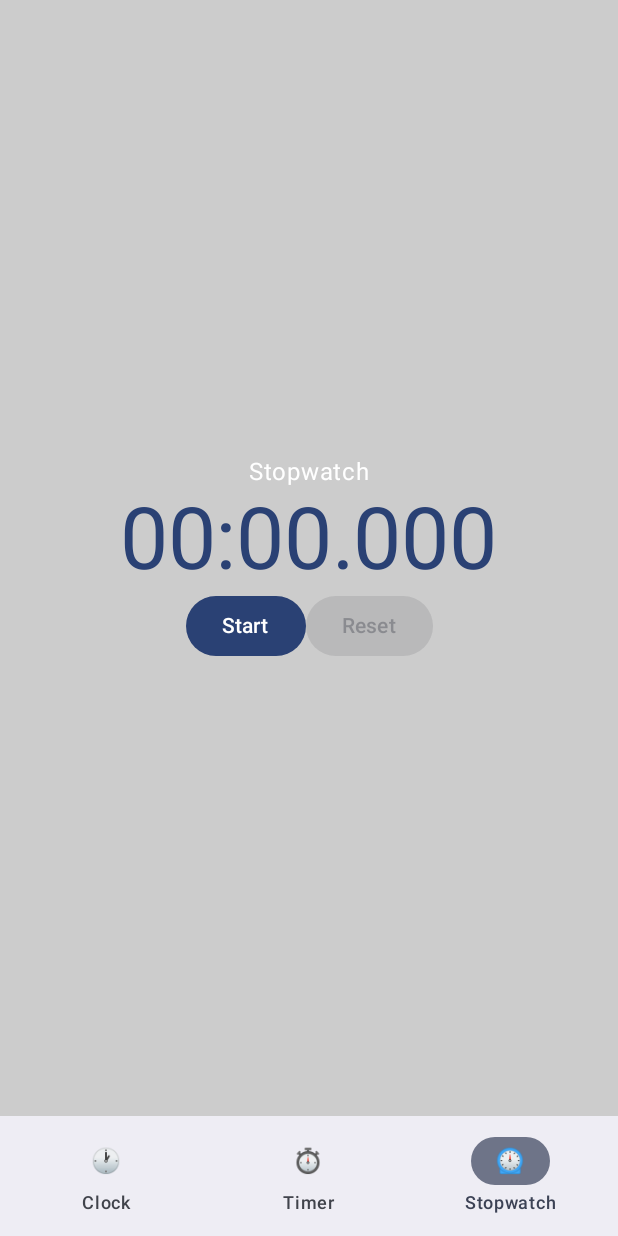
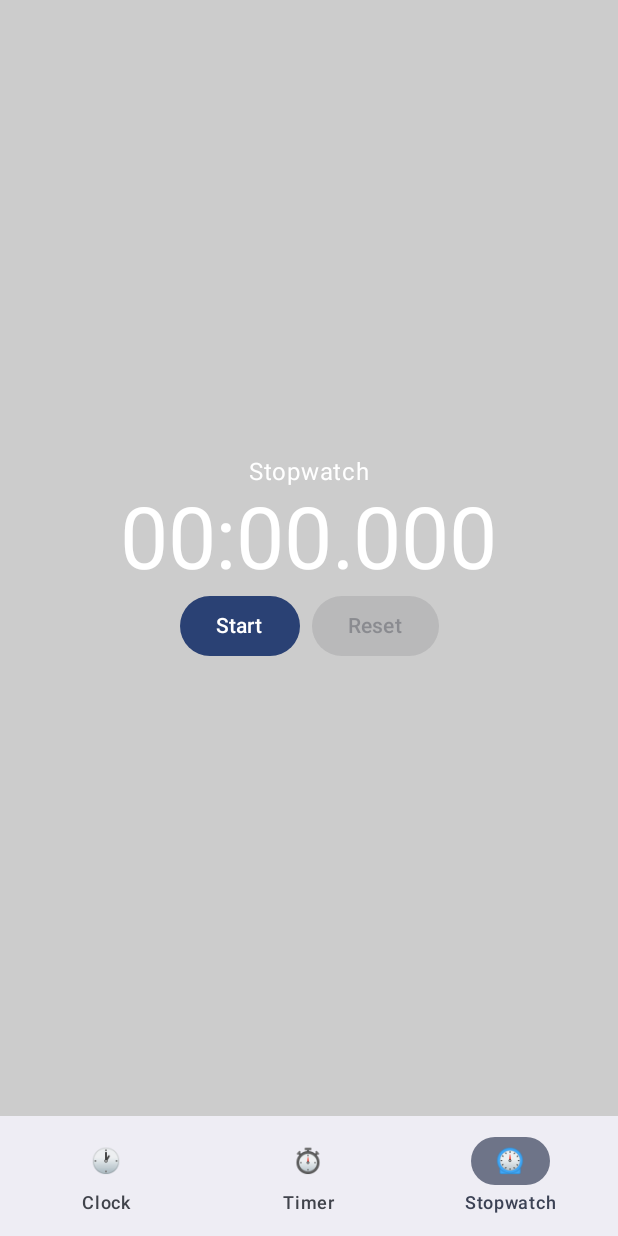
Before and after one commit to RCarson10/Timer, an Android app built with Jetpack Compose: the screen it shows after launch (MainActivity), item 3 of the bottom bar chosen, on a phone screen of 412 x 824 dp. Run offline under Robolectric (Android 15) with nearby library versions, the phone set to English and light mode, and no system bars; our stand-ins replace Dagger/Hilt's generated code, Room's generated code.

Commit message:
Made some UI changes to the timer and stopwatch to improve readability as well as adding ROOM storage for the stopwatch to save and display the laps

```diff
--- a/app/build.gradle.kts
+++ b/app/build.gradle.kts
@@ -54,6 +54,7 @@ dependencies {
 
     // Hilt dependencies
     implementation(libs.hilt.android)
+    implementation(libs.androidx.adapters)
     kapt(libs.hilt.compiler)
     implementation(libs.hilt.navigation.compose)
 
@@ -63,6 +64,11 @@ dependencies {
     implementation(libs.okhttp)
     implementation(libs.okhttp.logging)
     implementation(libs.gson)
+
+    // Room dependencies
+    implementation(libs.androidx.room.runtime)
+    implementation(libs.androidx.room.ktx)
+    kapt(libs.androidx.room.compiler)
 
     testImplementation(libs.junit)
     androidTestImplementation(libs.androidx.junit)
--- a/app/src/main/java/com/personal/timer/data/LapTime.kt
+++ b/app/src/main/java/com/personal/timer/data/LapTime.kt
@@ -2,6 +2,6 @@ package com.personal.timer.data
 
 data class LapTime(
     val lapNumber: Int,
-    val time: Long,
-    val splitTime: Long // time since previous lap
+    val time: Long, // This should match your current usage
+    val splitTime: Long
 )
--- /dev/null
+++ b/app/src/main/java/com/personal/timer/data/LapTimeDao.kt
@@ -0,0 +1,24 @@
+package com.personal.timer.data
+
+import androidx.room.Dao
+import androidx.room.Insert
+import androidx.room.Query
+import kotlinx.coroutines.flow.Flow
+
+@Dao
+interface LapTimeDao {
+    @Query("SELECT * FROM lap_times WHERE sessionId = :sessionId ORDER BY lapNumber")
+    suspend fun getLapsBySession(sessionId: String): List<LapTimeEntity>
+
+    @Insert
+    suspend fun insertLap(lapTime: LapTimeEntity)
+
+    @Insert
+    suspend fun insertLaps(lapTimes: List<LapTimeEntity>)
+
+    @Query("DELETE FROM lap_times WHERE sessionId = :sessionId")
+    suspend fun deleteLapsBySession(sessionId: String)
+
+    @Query("SELECT * FROM lap_times ORDER BY id DESC")
+    fun getAllLaps(): Flow<List<LapTimeEntity>>
+}
--- /dev/null
+++ b/app/src/main/java/com/personal/timer/data/StopWatchDatabase.kt
@@ -0,0 +1,14 @@
+package com.personal.timer.data
+
+import androidx.room.Database
+import androidx.room.RoomDatabase
+
+@Database(
+    entities = [LapTimeEntity::class],
+    version = 1,
+    exportSchema = false
+)
+
+abstract class TimerDatabase : RoomDatabase() {
+    abstract fun lapTimeDao(): LapTimeDao
+}
--- /dev/null
+++ b/app/src/main/java/com/personal/timer/di/DatabaseModule.kt
@@ -0,0 +1,32 @@
+package com.personal.timer.di
+
+import android.content.Context
+import androidx.room.Room
+import com.personal.timer.data.LapTimeDao
+import com.personal.timer.data.TimerDatabase
+import dagger.Module
+import dagger.Provides
+import dagger.hilt.InstallIn
+import dagger.hilt.android.qualifiers.ApplicationContext
+import dagger.hilt.components.SingletonComponent
+import javax.inject.Singleton
+
+@Module
+@InstallIn(SingletonComponent::class)
+object DatabaseModule {
+
+    @Provides
+    @Singleton
+    fun provideTimerDatabase(@ApplicationContext context: Context): TimerDatabase {
+        return Room.databaseBuilder(
+            context.applicationContext,
+            TimerDatabase::class.java,
+            "timer_database"
+        ).build()
+    }
+
+    @Provides
+    fun provideLapTimeDao(database: TimerDatabase): LapTimeDao {
+        return database.lapTimeDao()
+    }
+}
--- a/app/src/main/java/com/personal/timer/ui/theme/viewModel/TimerViewModel.kt
+++ b/app/src/main/java/com/personal/timer/ui/theme/viewModel/TimerViewModel.kt
@@ -70,13 +70,12 @@ class TimerViewModel @Inject constructor() : ViewModel() {
         if (_timerState.value == TimerState.RUNNING) {
             _timerState.value = TimerState.PAUSED
         }
-        remainingTime.value
+        timerJob?.cancel()
     }
 
     fun resumeTimer() {
         if (_timerState.value == TimerState.PAUSED) {
             _timerState.value = TimerState.RUNNING
-            startTimer(remainingTime.value)
         }
     }
 
--- a/app/src/main/java/com/personal/timer/ui/theme/views/Stopwatch.kt
+++ b/app/src/main/java/com/personal/timer/ui/theme/views/Stopwatch.kt
@@ -3,12 +3,14 @@ package com.personal.timer.ui.theme.views
 import android.annotation.SuppressLint
 import androidx.compose.foundation.background
 import androidx.compose.foundation.layout.Arrangement
-import androidx.compose.foundation.layout.Box
 import androidx.compose.foundation.layout.Column
 import androidx.compose.foundation.layout.Row
-import androidx.compose.foundation.layout.fillMaxHeight
 import androidx.compose.foundation.layout.fillMaxSize
 import androidx.compose.foundation.layout.fillMaxWidth
+import androidx.compose.foundation.layout.height
+import androidx.compose.foundation.layout.padding
+import androidx.compose.foundation.lazy.LazyColumn
+import androidx.compose.foundation.lazy.items
 import androidx.compose.material3.Button
 import androidx.compose.material3.MaterialTheme
 import androidx.compose.material3.Text
@@ -18,15 +20,16 @@ import androidx.compose.runtime.getValue
 import androidx.compose.ui.Alignment
 import androidx.compose.ui.Modifier
 import androidx.compose.ui.graphics.Color
-import androidx.compose.ui.tooling.preview.Preview
+import androidx.compose.ui.unit.dp
+import com.personal.timer.data.LapTime
 import com.personal.timer.ui.theme.viewModel.StopwatchViewModel
 
 @Composable
 fun Stopwatch(viewModel: StopwatchViewModel) {
-
     val stopwatchTime by viewModel.runningTime.collectAsState()
     val isRunning by viewModel.isRunning.collectAsState()
-    val hasLaps = viewModel.laps.isNotEmpty()
+    val laps by viewModel.laps.collectAsState()
+    val hasLaps = laps.isNotEmpty()
 
     Column(
         modifier = Modifier
@@ -35,32 +38,28 @@ fun Stopwatch(viewModel: StopwatchViewModel) {
             .fillMaxSize(),
         horizontalAlignment = Alignment.CenterHorizontally,
         verticalArrangement = Arrangement.Center
-    )
-    {
+    ) {
         Text("Stopwatch", color = Color.White)
-        Text(
-            text = formatTime(stopwatchTime),
-            style = MaterialTheme.typography.displayLarge,
-            color = MaterialTheme.colorScheme.primary
+
+        // Enhanced timer display
+        StopwatchDisplay(
+            time = stopwatchTime,
+            isRunning = isRunning
         )
-        Row {
-            Button(onClick = {
-                if (isRunning) viewModel.stopStopwatch()
-                else viewModel.startStopwatch()
-            }) {
-                if (isRunning) Text("Stop")
-                else Text("Start")
-            }
-            Button(onClick = {
-                if (isRunning) viewModel.recordLap()
-                else viewModel.resetStopwatch()
-            },
-                enabled = isRunning || hasLaps
-            )
-            {
-                if (isRunning) Text("Lap")
-                else Text("Reset")
-            }
+
+        // Control buttons
+        StopwatchControlButtons(
+            isRunning = isRunning,
+            hasLaps = hasLaps,
+            onStart = { viewModel.startStopwatch() },
+            onStop = { viewModel.stopStopwatch() },
+            onLap = { viewModel.recordLap() },
+            onReset = { viewModel.resetStopwatch() }
+        )
+
+        // Enhanced laps display
+        if (hasLaps) {
+            LapsDisplay(laps = laps)
         }
     }
 }
@@ -74,8 +73,96 @@ private fun formatTime(timeInMillis: Long): String {
     return String.format("%02d:%02d.%03d", minutes, seconds, milliseconds)
 }
 
-@Preview
 @Composable
-fun StopwatchPreview() {
-    Stopwatch(viewModel = StopwatchViewModel())
+fun StopwatchDisplay(
+    time: Long,
+    isRunning: Boolean
+) {
+    val color = if (isRunning) Color.Green else Color.White
+
+    Text(
+        text = formatTime(time),
+        style = MaterialTheme.typography.displayLarge,
+        color = color
+    )
 }
+
+@Composable
+fun StopwatchControlButtons(
+    isRunning: Boolean,
+    hasLaps: Boolean,
+    onStart: () -> Unit,
+    onStop: () -> Unit,
+    onLap: () -> Unit,
+    onReset: () -> Unit
+) {
+    Row(
+        horizontalArrangement = Arrangement.spacedBy(8.dp)
+    ) {
+        Button(
+            onClick = {
+                if (isRunning) onStop() else onStart()
+            }
+        ) {
+            Text(if (isRunning) "Stop" else "Start")
+        }
+
+        Button(
+            onClick = {
+                if (isRunning) onLap() else onReset()
+            },
+            enabled = isRunning || hasLaps
+        ) {
+            Text(if (isRunning) "Lap" else "Reset")
+        }
+    }
+}
+
+@Composable
+fun LapsDisplay(laps: List<LapTime>) {
+    Column(
+        modifier = Modifier
+            .fillMaxWidth()
+            .padding(16.dp)
+    ) {
+        Text(
+            text = "Laps:",
+            color = Color.White,
+            style = MaterialTheme.typography.titleMedium,
+            modifier = Modifier.padding(bottom = 8.dp)
+        )
+
+        LazyColumn(
+            modifier = Modifier
+                .fillMaxWidth()
+                .height(200.dp)
+        ) {
+            items(laps) { lap ->
+                LapItem(lap = lap)
+            }
+        }
+    }
+}
+
+@Composable
+fun LapItem(lap: LapTime) {
+    Row(
+        modifier = Modifier
+            .fillMaxWidth()
+            .padding(vertical = 4.dp),
+        horizontalArrangement = Arrangement.SpaceBetween
+    ) {
+        Text(
+            text = "Lap ${lap.lapNumber}",
+            color = Color.White
+        )
+        Text(
+            text = "Split: ${formatTime(lap.splitTime)}",
+            color = Color.White
+        )
+        Text(
+            text = "Total: ${formatTime(lap.time)}",
+            color = Color.White
+        )
+    }
+}
--- a/gradle/libs.versions.toml
+++ b/gradle/libs.versions.toml
@@ -13,9 +13,14 @@ hiltNavigationCompose = "1.1.0"
 retrofit = "2.9.0"
 okhttp = "4.12.0"
 gson = "2.10.1"
+room = "2.6.1"
+adapters = "3.2.0-alpha11"
 
 
 [libraries]
+androidx-room-runtime = { group = "androidx.room", name = "room-runtime", version.ref = "room" }
+androidx-room-compiler = { group = "androidx.room", name = "room-compiler", version.ref = "room" }
+androidx-room-ktx = { group = "androidx.room", name = "room-ktx", version.ref = "room" }
 androidx-core-ktx = { group = "androidx.core", name = "core-ktx", version.ref = "coreKtx" }
 junit = { group = "junit", name = "junit", version.ref = "junit" }
 androidx-junit = { group = "androidx.test.ext", name = "junit", version.ref = "junitVersion" }
@@ -38,6 +43,7 @@ retrofit-gson = { group = "com.squareup.retrofit2", name = "converter-gson", ver
 okhttp = { group = "com.squareup.okhttp3", name = "okhttp", version.ref = "okhttp" }
 okhttp-logging = { group = "com.squareup.okhttp3", name = "logging-interceptor", version.ref = "okhttp" }
 gson = { group = "com.google.code.gson", name = "gson", version.ref = "gson" }
+androidx-adapters = { group = "androidx.databinding", name = "adapters", version.ref = "adapters" }
 
 [plugins]
 android-application = { id = "com.android.application", version.ref = "agp" }
```
Also changed, not shown: app/src/main/java/com/personal/timer/data/LapTimeEntity.kt (added, +14 -0 lines), app/src/main/java/com/personal/timer/repository/StopwatchRepository.kt (added, +65 -0 lines), app/src/main/java/com/personal/timer/ui/theme/Screens/TimerScreen.kt (+110 -32 lines), app/src/main/java/com/personal/timer/ui/theme/viewModel/StopwatchViewModel.kt (+44 -25 lines).
